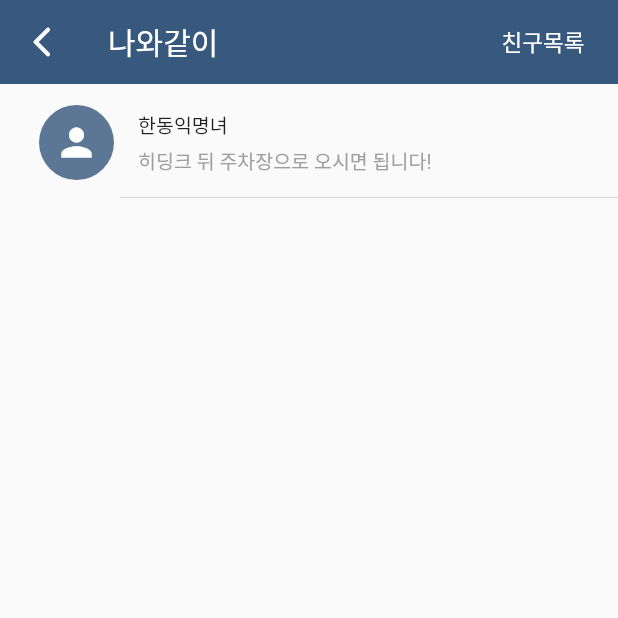
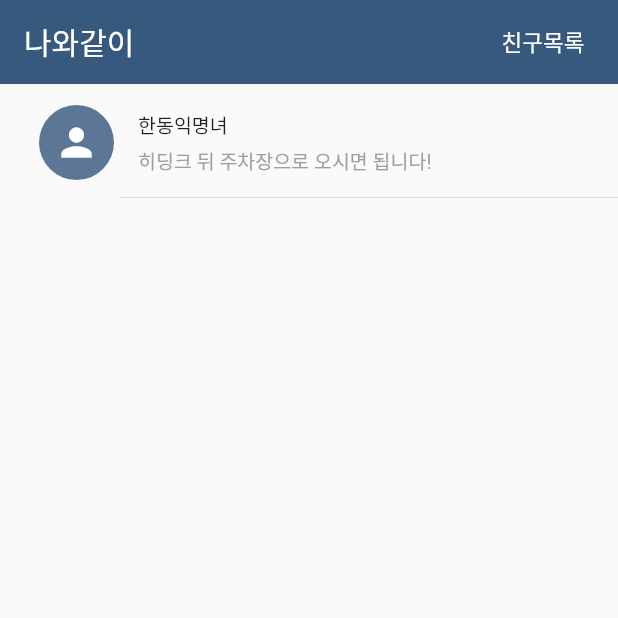
Before and after one commit to zixxin/MoappProject, a Flutter app: the ChatScreen screen opened by its route, on a phone screen of 412 x 824 dp, the top half of it. Run offline on Flutter 3.47's test engine with Material 2 defaults, Android fonts, the phone set to English and light mode, and no system bars; our stand-ins replace cloud_firestore, firebase_auth, firebase_core, get, google_sign_in, table_calendar; accounts and stored records are empty.

Commit message:
edit Appbar details

```diff
--- a/lib/chat/chat.dart
+++ b/lib/chat/chat.dart
@@ -18,13 +18,7 @@ class ChatScreenState extends State<ChatScreen> {
   Widget build(BuildContext context) {
     return Scaffold(
       appBar: AppBar(
-        leading: IconButton(
-          icon: new Icon(Icons.arrow_back_ios_new_rounded),
-          color: Colors.white,
-          onPressed: () {
-            Navigator.pushNamed(context, '/home',);
-          },
-        ),
+        automaticallyImplyLeading: false,
         title: const Text('나와같이', style: TextStyle(color: Colors.white),),
         backgroundColor: const Color(0xFF38597E),
         elevation: 0.0,
```
